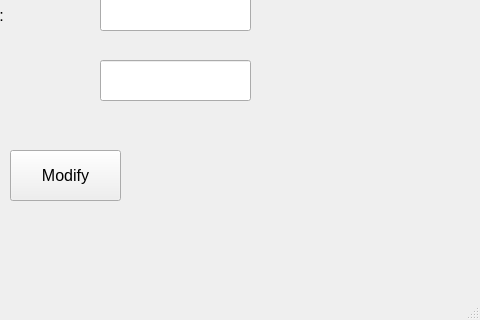
Qt form UI/new_rm_modify.ui (nilay1221/Inventory_Management) before a commit; both pictures show x 320 to 800 and y 280 to 600 of the 800 by 600 pixel window.
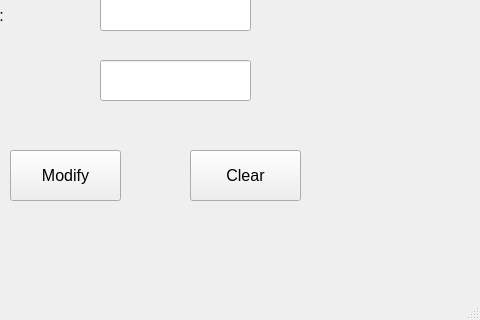
The same form after that commit.

Commit message: clear button added in ui files

What changed in the file:
```diff
--- a/UI/new_rm_modify.ui
+++ b/UI/new_rm_modify.ui
@@ -185,6 +185,24 @@
      </font>
     </property>
    </widget>
+   <widget class="QPushButton" name="new_rm_modify_clear">
+    <property name="geometry">
+     <rect>
+      <x>510</x>
+      <y>430</y>
+      <width>111</width>
+      <height>51</height>
+     </rect>
+    </property>
+    <property name="font">
+     <font>
+      <pointsize>12</pointsize>
+     </font>
+    </property>
+    <property name="text">
+     <string>Clear</string>
+    </property>
+   </widget>
   </widget>
   <widget class="QStatusBar" name="statusbar"/>
  </widget>
```
The commit also changes 21 other files.
